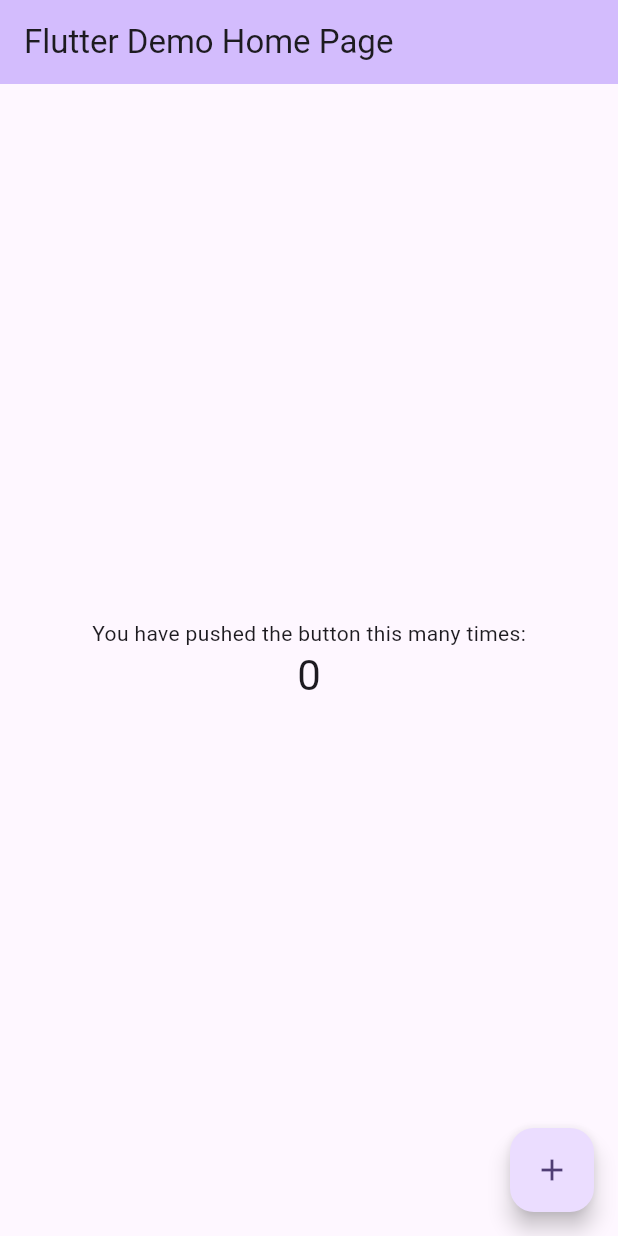
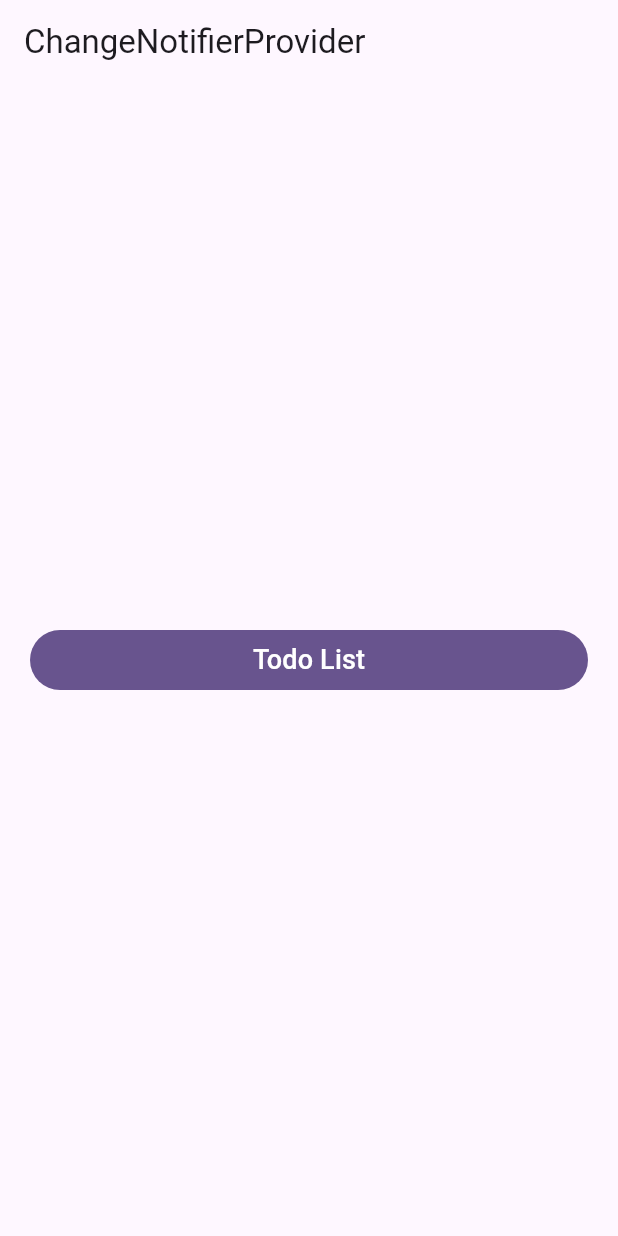
Before and after one commit to TX-Phuc-d8m7/flutter-riverpod-project, a Flutter app: the screen it shows after launch, on a phone screen of 412 x 824 dp. Run offline on Flutter 3.47's test engine with Material 3 defaults, Android fonts, the phone set to English and light mode, and no system bars; our stand-ins replace dio, equatable, flutter_riverpod, freezed_annotation, riverpod_annotation; generated files the repository leaves out were written again.

Commit message:
ChangeNotifierProvider

```diff
--- a/change_notifier_provider/lib/main.dart
+++ b/change_notifier_provider/lib/main.dart
@@ -1,122 +1,54 @@
 import 'package:flutter/material.dart';
+import 'package:flutter_riverpod/flutter_riverpod.dart';
+import 'pages/todos_page.dart';
+import 'widgets/custom_button.dart';
 
 void main() {
-  runApp(const MyApp());
+  runApp(
+    const ProviderScope(
+      child: MyApp(),
+    ),
+  );
 }
 
 class MyApp extends StatelessWidget {
   const MyApp({super.key});
 
-  // This widget is the root of your application.
   @override
   Widget build(BuildContext context) {
     return MaterialApp(
-      title: 'Flutter Demo',
+      title: 'ChangeNotifierProvider',
+      debugShowCheckedModeBanner: false,
       theme: ThemeData(
-        // This is the theme of your application.
-        //
-        // TRY THIS: Try running your application with "flutter run". You'll see
-        // the application has a purple toolbar. Then, without quitting the app,
-        // try changing the seedColor in the colorScheme below to Colors.green
-        // and then invoke "hot reload" (save your changes or press the "hot
-        // reload" button in a Flutter-supported IDE, or press "r" if you used
-        // the command line to start the app).
-        //
-        // Notice that the counter didn't reset back to zero; the application
-        // state is not lost during the reload. To reset the state, use hot
-        // restart instead.
-        //
-        // This works for code too, not just values: Most code changes can be
-        // tested with just a hot reload.
         colorScheme: ColorScheme.fromSeed(seedColor: Colors.deepPurple),
+        useMaterial3: true,
       ),
-      home: const MyHomePage(title: 'Flutter Demo Home Page'),
+      home: const MyHomePage(),
     );
   }
 }
 
-class MyHomePage extends StatefulWidget {
-  const MyHomePage({super.key, required this.title});
-
-  // This widget is the home page of your application. It is stateful, meaning
-  // that it has a State object (defined below) that contains fields that affect
-  // how it looks.
-
-  // This class is the configuration for the state. It holds the values (in this
-  // case the title) provided by the parent (in this case the App widget) and
-  // used by the build method of the State. Fields in a Widget subclass are
-  // always marked "final".
-
-  final String title;
-
-  @override
-  State<MyHomePage> createState() => _MyHomePageState();
-}
-
-class _MyHomePageState extends State<MyHomePage> {
-  int _counter = 0;
-
-  void _incrementCounter() {
-    setState(() {
-      // This call to setState tells the Flutter framework that something has
-      // changed in this State, which causes it to rerun the build method below
-      // so that the display can reflect the updated values. If we changed
-      // _counter without calling setState(), then the build method would not be
-      // called again, and so nothing would appear to happen.
-      _counter++;
-    });
-  }
+class MyHomePage extends StatelessWidget {
+  const MyHomePage({super.key});
 
   @override
   Widget build(BuildContext context) {
-    // This method is rerun every time setState is called, for instance as done
-    // by the _incrementCounter method above.
-    //
-    // The Flutter framework has been optimized to make rerunning build methods
-    // fast, so that you can just rebuild anything that needs updating rather
-    // than having to individually change instances of widgets.
     return Scaffold(
       appBar: AppBar(
-        // TRY THIS: Try changing the color here to a specific color (to
-        // Colors.amber, perhaps?) and trigger a hot reload to see the AppBar
-        // change color while the other colors stay the same.
-        backgroundColor: Theme.of(context).colorScheme.inversePrimary,
-        // Here we take the value from the MyHomePage object that was created by
-        // the App.build method, and use it to set our appbar title.
-        title: Text(widget.title),
+        title: const Text('ChangeNotifierProvider'),
       ),
       body: Center(
-        // Center is a layout widget. It takes a single child and positions it
-        // in the middle of the parent.
-        child: Column(
-          // Column is also a layout widget. It takes a list of children and
-          // arranges them vertically. By default, it sizes itself to fit its
-          // children horizontally, and tries to be as tall as its parent.
-          //
-          // Column has various properties to control how it sizes itself and
-          // how it positions its children. Here we use mainAxisAlignment to
-          // center the children vertically; the main axis here is the vertical
-          // axis because Columns are vertical (the cross axis would be
-          // horizontal).
-          //
-          // TRY THIS: Invoke "debug painting" (choose the "Toggle Debug Paint"
-          // action in the IDE, or press "p" in the console), to see the
-          // wireframe for each widget.
-          mainAxisAlignment: MainAxisAlignment.center,
-          children: <Widget>[
-            const Text('You have pushed the button this many times:'),
-            Text(
-              '$_counter',
-              style: Theme.of(context).textTheme.headlineMedium,
+        child: ListView(
+          padding: const EdgeInsets.all(20),
+          shrinkWrap: true,
+          children: const [
+            CustomButton(
+              title: 'Todo List',
+              child: TodosPage(),
             ),
           ],
         ),
       ),
-      floatingActionButton: FloatingActionButton(
-        onPressed: _incrementCounter,
-        tooltip: 'Increment',
-        child: const Icon(Icons.add),
-      ), // This trailing comma makes auto-formatting nicer for build methods.
     );
   }
 }
--- /dev/null
+++ b/change_notifier_provider/lib/models/todo_model.dart
@@ -0,0 +1,27 @@
+import 'package:uuid/uuid.dart';
+
+Uuid uuid = const Uuid();
+
+class Todo {
+  final String id;
+  final String desc;
+  bool completed;
+
+  Todo({
+    required this.id,
+    required this.desc,
+    this.completed = false,
+  });
+
+  factory Todo.add({required String desc}) {
+    return Todo(
+      id: uuid.v4(),
+      desc: desc,
+    );
+  }
+
+  @override
+  String toString() {
+    return 'Todo{id: $id, desc: $desc, completed: $completed}';
+  }
+}
--- /dev/null
+++ b/change_notifier_provider/lib/pages/todos_provider.dart
@@ -0,0 +1,28 @@
+import 'package:flutter_riverpod/flutter_riverpod.dart';
+import 'package:flutter/foundation.dart';
+
+import '../models/todo_model.dart';
+
+class TodosNotifier extends ChangeNotifier {
+  final List<Todo> todos = [];
+
+  void add(String desc) {
+    todos.add(Todo.add(desc: desc));
+    notifyListeners();
+  }
+
+  void toggle(String id) {
+    final todo = todos.firstWhere((todo) => todo.id == id);
+    todo.completed = !todo.completed;
+    notifyListeners();
+  }
+
+  void removeTodo(String id) {
+    todos.removeWhere((todo) => todo.id == id);
+    notifyListeners();
+  }
+}
+
+final todosProvider = ChangeNotifierProvider<TodosNotifier>((ref) {
+  return TodosNotifier();
+});
--- /dev/null
+++ b/change_notifier_provider/lib/widgets/custom_button.dart
@@ -0,0 +1,29 @@
+import 'package:flutter/material.dart';
+
+class CustomButton extends StatelessWidget {
+  const CustomButton({
+    super.key,
+    required this.title,
+    required this.child,
+  });
+  final String title;
+  final Widget child;
+
+  @override
+  Widget build(BuildContext context) {
+    return Padding(
+      padding: const EdgeInsets.symmetric(vertical: 5.0),
+      child: FilledButton(
+        onPressed: () {
+          Navigator.of(context).push(
+            MaterialPageRoute(builder: (_) => child),
+          );
+        },
+        child: Text(
+          title,
+          style: const TextStyle(fontSize: 18),
+        ),
+      ),
+    );
+  }
+}
```
Also changed, not shown: change_notifier_provider/lib/pages/todos_page.dart (added, +82 -0 lines), change_notifier_provider/pubspec.yaml (+16 -73 lines), change_notifier_provider/pubspec.lock, 1 other file.
